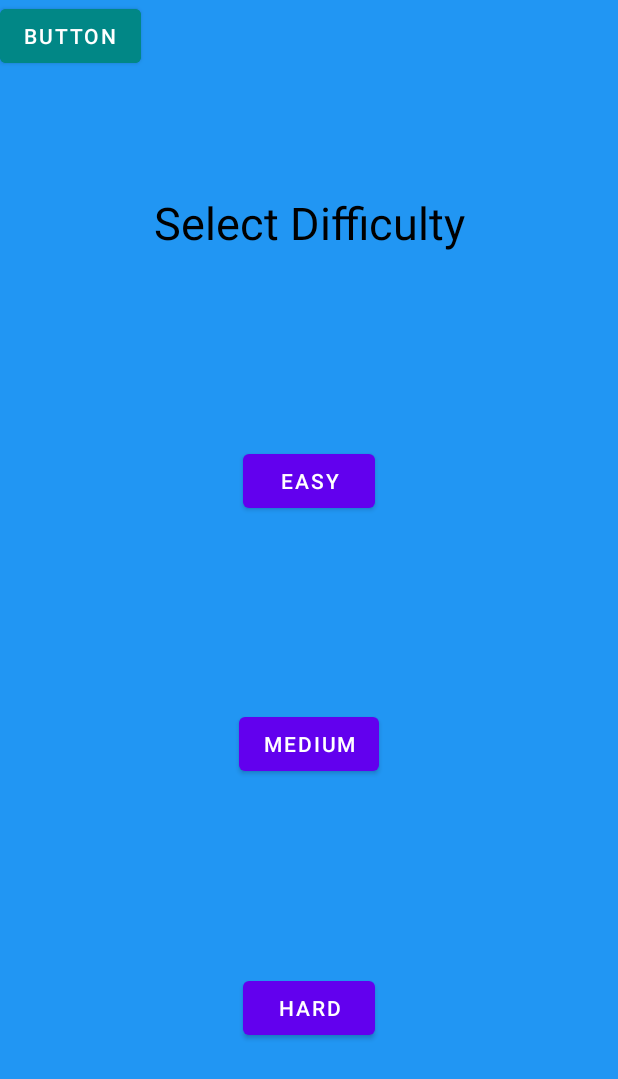
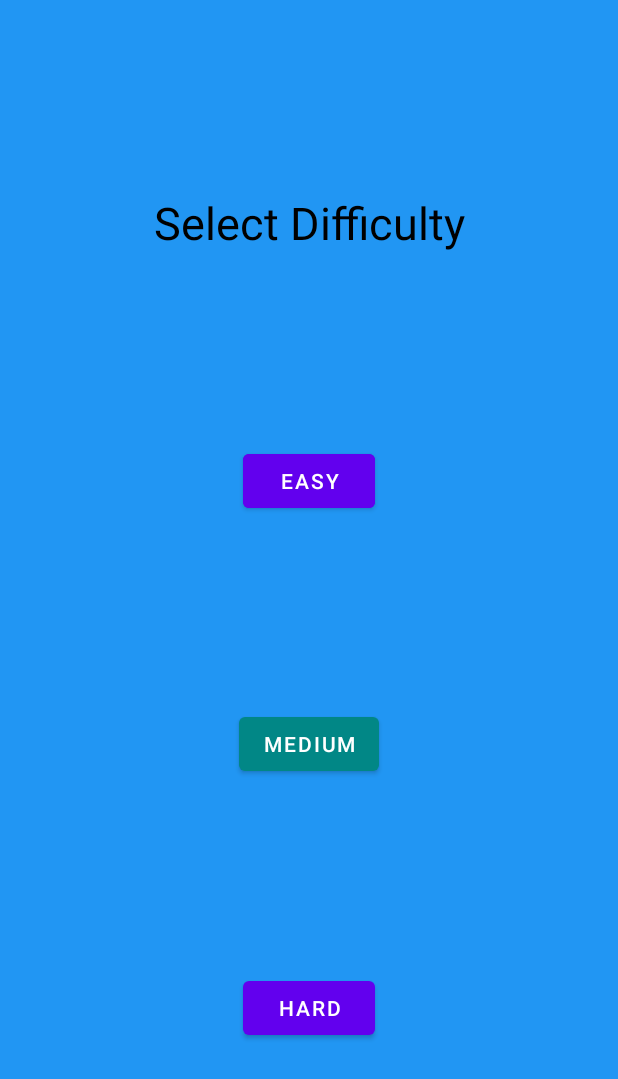
Before and after one commit to felix-prava/AndroidMobileGameApp, an Android app: the screen it shows after launch (SelectDifficulty), after a tap on "SELECT DIFFICULTY", on a phone screen of 412 x 824 dp. Shown: the top 1079 px of the screen. Run offline under Robolectric (Android 15) with nearby library versions, the phone set to English and light mode, and no system bars.

Commit message:
Update buttons colour

```diff
--- a/app/src/main/java/com/example/myapplication/DatabaseCopyHelper.java
+++ b/app/src/main/java/com/example/myapplication/DatabaseCopyHelper.java
@@ -18,7 +18,7 @@ public class DatabaseCopyHelper extends SQLiteOpenHelper  {
     //The Android's default system path of your application database.
     String DB_PATH = null;
 
-    private static String DB_NAME = "SMA_QuizGame.db";
+    private static String DB_NAME = "QuizGame.db";
 
     private SQLiteDatabase myDataBase;
 
--- a/app/src/main/java/com/example/myapplication/MainActivity.java
+++ b/app/src/main/java/com/example/myapplication/MainActivity.java
@@ -7,7 +7,6 @@ import android.content.Intent;
 import android.content.SharedPreferences;
 import android.media.MediaPlayer;
 import android.os.Bundle;
-import android.view.View;
 import android.view.animation.Animation;
 import android.view.animation.AnimationUtils;
 import android.widget.Button;
--- a/app/src/main/java/com/example/myapplication/QuestionModel.java
+++ b/app/src/main/java/com/example/myapplication/QuestionModel.java
@@ -3,9 +3,6 @@ package com.example.myapplication;
 public class QuestionModel {
 
     private String question, answer, wrongAnswer1, wrongAnswer2, wrongAnswer3;
-
-    public QuestionModel() {
-    }
 
     public QuestionModel(String question, String answer, String wrongAnswer1, String wrongAnswer2, String wrongAnswer3) {
         this.question = question;
--- a/app/src/main/java/com/example/myapplication/QuestionsDatabase.java
+++ b/app/src/main/java/com/example/myapplication/QuestionsDatabase.java
@@ -9,7 +9,7 @@ import androidx.annotation.Nullable;
 public class QuestionsDatabase extends SQLiteOpenHelper {
 
     public QuestionsDatabase(@Nullable Context context) {
-        super(context, "SMA_QuizGame.db", null, 1);
+        super(context, "QuizGame.db", null, 1);
     }
 
     @Override
--- a/app/src/main/java/com/example/myapplication/SelectDifficulty.java
+++ b/app/src/main/java/com/example/myapplication/SelectDifficulty.java
@@ -8,10 +8,14 @@ import android.content.SharedPreferences;
 import android.os.Bundle;
 import android.widget.Button;
 
+import java.util.ArrayList;
+
 public class SelectDifficulty extends AppCompatActivity {
 
     private Button buttonEasyDifficulty, buttonMediumDifficulty, buttonHardDifficulty;
     private SharedPreferences sharedPreferences;
+    private ArrayList<Button> buttonArrayList;
+    private int difficulty;
 
     @Override
     protected void onCreate(Bundle savedInstanceState) {
@@ -19,23 +23,35 @@ public class SelectDifficulty extends AppCompatActivity {
         setContentView(R.layout.activity_select_difficulty);
 
         sharedPreferences = this.getSharedPreferences("game", Context.MODE_PRIVATE);
+        difficulty = sharedPreferences.getInt("difficulty", 2);
+        buttonArrayList = new ArrayList<>();
 
         buttonEasyDifficulty = findViewById(R.id.buttonEasyDifficulty);
         buttonMediumDifficulty = findViewById(R.id.buttonMediumDifficulty);
         buttonHardDifficulty = findViewById(R.id.buttonHardDifficulty);
 
+        buttonArrayList.add(buttonEasyDifficulty);
+        buttonArrayList.add(buttonMediumDifficulty);
+        buttonArrayList.add(buttonHardDifficulty);
+
+        updateButtons(difficulty);
+
+
         buttonEasyDifficulty.setOnClickListener(v -> {
             sharedPreferences.edit().putInt("difficulty", 1).apply();
+            updateButtons(difficulty);
             displayMessage("You are playing on easy mode. You should be fine!");
         });
 
         buttonMediumDifficulty.setOnClickListener(v -> {
             sharedPreferences.edit().putInt("difficulty", 2).apply();
+            updateButtons(difficulty);
             displayMessage("Medium difficulty.. for sure you have some skills!");
         });
 
         buttonHardDifficulty.setOnClickListener(v -> {
             sharedPreferences.edit().putInt("difficulty", 3).apply();
+            updateButtons(difficulty);
             displayMessage("You are one of the best players! Good luck..you'll need it!");
         });
     }
@@ -48,4 +64,14 @@ public class SelectDifficulty extends AppCompatActivity {
         builder.setPositiveButton("OK", (dialog, which) -> dialog.cancel());
         builder.create().show();
     }
+
+    public void updateButtons(int difficulty) {
+        for (int i = 1; i < 4; i++) {
+            if (i == difficulty) {
+                buttonArrayList.get(i - 1).setBackgroundColor(getResources().getColor(R.color.teal_700));
+            } else {
+                buttonArrayList.get(i - 1).setBackgroundColor(getResources().getColor(R.color.purple_500));
+            }
+        }
+    }
 }
--- a/app/src/main/res/layout/activity_select_difficulty.xml
+++ b/app/src/main/res/layout/activity_select_difficulty.xml
@@ -24,6 +24,7 @@
         android:id="@+id/buttonEasyDifficulty"
         android:layout_width="wrap_content"
         android:layout_height="wrap_content"
+        android:backgroundTint="@color/purple_500"
         android:text="Easy"
         app:layout_constraintBottom_toTopOf="@+id/buttonMediumDifficulty"
         app:layout_constraintEnd_toEndOf="parent"
@@ -53,11 +54,4 @@
         app:layout_constraintStart_toStartOf="parent"
         app:layout_constraintTop_toBottomOf="@+id/buttonMediumDifficulty" />
 
-    <Button
-        android:id="@+id/button4"
-        android:layout_width="wrap_content"
-        android:layout_height="wrap_content"
-        android:backgroundTint="@color/teal_700"
-        android:text="Button"
-        tools:layout_editor_absoluteY="174dp" />
 </androidx.constraintlayout.widget.ConstraintLayout>
```
Also changed, not shown: app/src/main/assets/QuizGame.db (added), app/src/main/assets/SMA_QuizGame.db (deleted).
